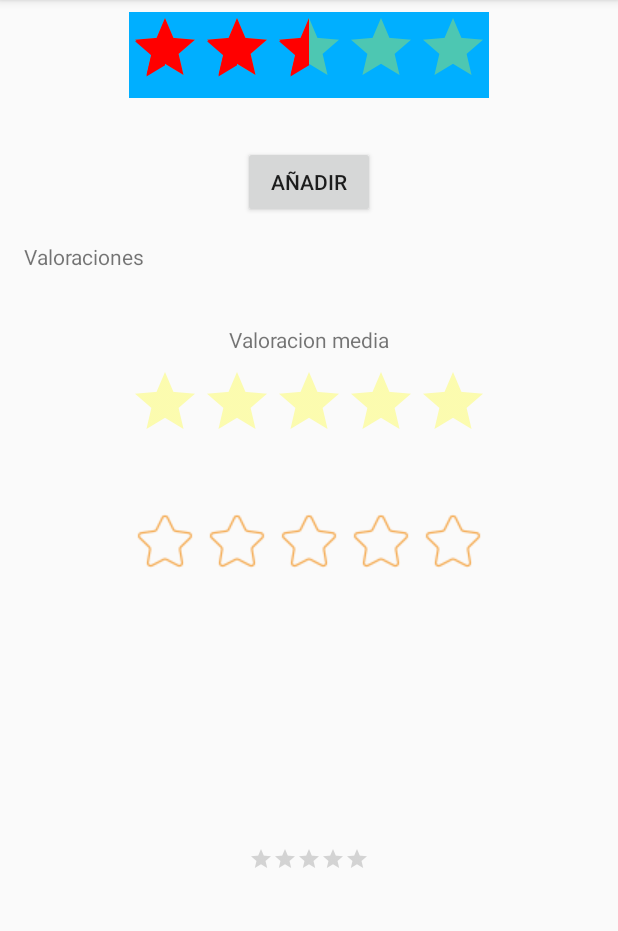
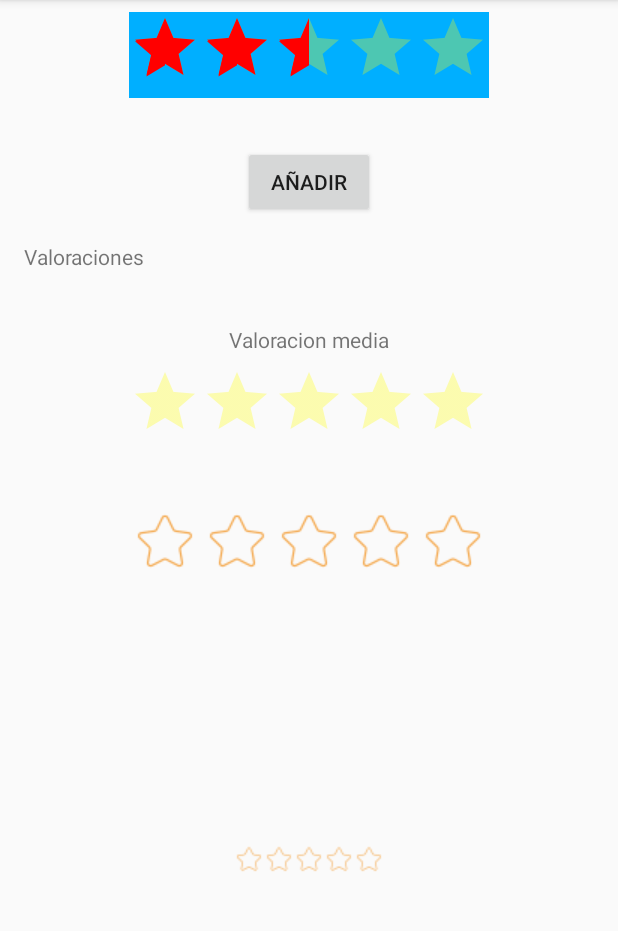
Before and after one commit to FabiPuig/TestRatingBar, an Android app: the screen it shows after launch (MainActivity), on a phone screen of 412 x 824 dp, the part 84-1015 px from its top. Run offline under Robolectric (Android 15) with nearby library versions, the phone set to English and light mode, and no system bars.

Commit message:
Cambiamos las estrellas de la Small RatingBar

```diff
--- /dev/null
+++ b/app/src/main/res/drawable/custom_ratingbar_small.xml
@@ -0,0 +1,9 @@
+<?xml version="1.0" encoding="utf-8"?>
+<layer-list xmlns:android="http://schemas.android.com/apk/res/android">
+    <item android:id="@android:id/background"
+        android:drawable="@drawable/star_01_empty_small" />
+    <item android:id="@android:id/secondaryProgress"
+        android:drawable="@drawable/star_01_empty_small" />
+    <item android:id="@android:id/progress"
+        android:drawable="@drawable/star_01_filled_small" />
+</layer-list>
--- a/app/src/main/res/layout/fragment_main.xml
+++ b/app/src/main/res/layout/fragment_main.xml
@@ -132,7 +132,7 @@
         app:layout_constraintRight_toRightOf="parent"
         android:layout_marginLeft="8dp"
         app:layout_constraintLeft_toLeftOf="parent"
-        style="?android:attr/ratingBarStyleSmall"
+        style="@style/smallRatingBar"
         android:stepSize="0.5"
         android:layout_marginTop="8dp"
         app:layout_constraintTop_toBottomOf="@+id/rb_custom" />
--- a/app/src/main/res/values/styles.xml
+++ b/app/src/main/res/values/styles.xml
@@ -28,4 +28,11 @@
         <item name="android:maxHeight">48dip</item>
     </style>
 
+    <style name="smallRatingBar" parent="Base.Widget.AppCompat.RatingBar.Small">
+        <item name="android:progressDrawable">@drawable/custom_ratingbar_small</item>
+        <!-- Normalmente es 16dip. Si el png es mas grande del indicado aqui lo recortara -->
+        <item name="android:minHeight">20dip</item>
+        <item name="android:maxHeight">20dip</item>
+    </style>
+
 </resources>
```
Also changed, not shown: app/src/main/res/drawable/star_01_empty_small.png (added), app/src/main/res/drawable/star_01_filled_small.png (added).
